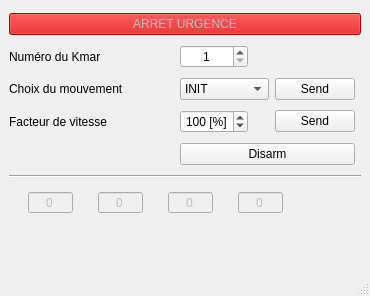
Qt form PluginModules/KMAR/ihm_KMAR.ui (CRLG/LABOTBOX) before a commit.
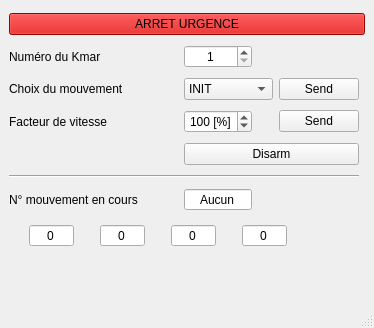
The same form after that commit. Custom widgets are drawn as their Qt base class.

Commit message: #63 Message KMAR complété avec les positions des axes

Diff of the .ui file:
```diff
--- a/PluginModules/KMAR/ihm_KMAR.ui
+++ b/PluginModules/KMAR/ihm_KMAR.ui
@@ -6,8 +6,8 @@
    <rect>
     <x>0</x>
     <y>0</y>
-    <width>370</width>
-    <height>296</height>
+    <width>374</width>
+    <height>328</height>
    </rect>
   </property>
   <property name="windowTitle">
@@ -15,13 +15,6 @@
   </property>
   <widget class="QWidget" name="centralwidget">
    <layout class="QGridLayout" name="gridLayout">
-    <item row="7" column="0" colspan="5">
-     <widget class="Line" name="line">
-      <property name="orientation">
-       <enum>Qt::Horizontal</enum>
-      </property>
-     </widget>
-    </item>
     <item row="3" column="1" colspan="2">
      <widget class="QComboBox" name="choix_mouvement">
       <item>
@@ -50,12 +43,12 @@
       </property>
      </widget>
     </item>
-    <item row="8" column="0" colspan="5">
+    <item row="9" column="0" colspan="5">
      <layout class="QGridLayout" name="gridLayout_2">
       <item row="0" column="2">
        <widget class="QSpinBox" name="pos_axe3">
         <property name="enabled">
-         <bool>false</bool>
+         <bool>true</bool>
         </property>
         <property name="toolTip">
          <string>Position Axe 3</string>
@@ -74,7 +67,7 @@
       <item row="1" column="1">
        <widget class="QLed" name="mvt_axe_2">
         <property name="enabled">
-         <bool>false</bool>
+         <bool>true</bool>
         </property>
         <property name="minimumSize">
          <size>
@@ -111,7 +104,7 @@
       <item row="1" column="2">
        <widget class="QLed" name="mvt_axe_3">
         <property name="enabled">
-         <bool>false</bool>
+         <bool>true</bool>
         </property>
         <property name="minimumSize">
          <size>
@@ -148,7 +141,7 @@
       <item row="0" column="4">
        <widget class="QLed" name="mouvement_en_cours">
         <property name="enabled">
-         <bool>false</bool>
+         <bool>true</bool>
         </property>
         <property name="minimumSize">
          <size>
@@ -185,7 +178,7 @@
       <item row="1" column="3">
        <widget class="QLed" name="mvt_axe_4">
         <property name="enabled">
-         <bool>false</bool>
+         <bool>true</bool>
         </property>
         <property name="minimumSize">
          <size>
@@ -222,7 +215,7 @@
       <item row="0" column="3">
        <widget class="QSpinBox" name="pos_axe4">
         <property name="enabled">
-         <bool>false</bool>
+         <bool>true</bool>
         </property>
         <property name="toolTip">
          <string>Position Axe 4</string>
@@ -241,7 +234,7 @@
       <item row="0" column="1">
        <widget class="QSpinBox" name="pos_axe2">
         <property name="enabled">
-         <bool>false</bool>
+         <bool>true</bool>
         </property>
         <property name="toolTip">
          <string>Position Axe 2</string>
@@ -260,7 +253,7 @@
       <item row="0" column="0">
        <widget class="QSpinBox" name="pos_axe1">
         <property name="enabled">
-         <bool>false</bool>
+         <bool>true</bool>
         </property>
         <property name="toolTip">
          <string>Position Axe 1</string>
@@ -279,7 +272,7 @@
       <item row="1" column="0">
        <widget class="QLed" name="mvt_axe_1">
         <property name="enabled">
-         <bool>false</bool>
+         <bool>true</bool>
         </property>
         <property name="minimumSize">
          <size>
@@ -325,7 +318,7 @@
     <item row="0" column="0" colspan="5">
      <widget class="QPushButton" name="arret_urgence">
       <property name="enabled">
-       <bool>false</bool>
+       <bool>true</bool>
       </property>
       <property name="styleSheet">
        <string notr="true">background-color: rgb(204, 0, 0);</string>
@@ -401,6 +394,39 @@
       </property>
      </widget>
     </item>
+    <item row="7" column="0">
+     <widget class="QLabel" name="label_4">
+      <property name="text">
+       <string>N° mouvement en cours</string>
+      </property>
+     </widget>
+    </item>
+    <item row="7" column="1">
+     <widget class="QSpinBox" name="num_mouvement_en_cours">
+      <property name="alignment">
+       <set>Qt::AlignCenter</set>
+      </property>
+      <property name="readOnly">
+       <bool>true</bool>
+      </property>
+      <property name="buttonSymbols">
+       <enum>QAbstractSpinBox::NoButtons</enum>
+      </property>
+      <property name="specialValueText">
+       <string>Aucun</string>
+      </property>
+      <property name="maximum">
+       <number>255</number>
+      </property>
+     </widget>
+    </item>
+    <item row="6" column="0" colspan="4">
+     <widget class="Line" name="line">
+      <property name="orientation">
+       <enum>Qt::Horizontal</enum>
+      </property>
+     </widget>
+    </item>
    </layout>
   </widget>
   <widget class="QMenuBar" name="menubar">
```
Left out of the diff: 10 changed lines with no effect on the pictures. The commit also changes 3 other files.
